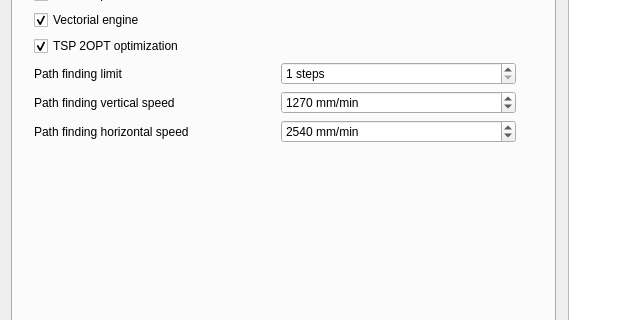
Qt form mainwindow.ui (pcb2gcode/pcb2gcodeGUI) before a commit; both pictures show x 0 to 642 and y 93 to 413 of the 907 by 709 pixel window.
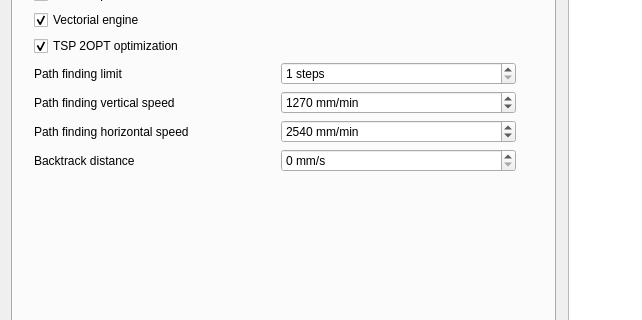
The same form after that commit. The open tabs and pages were chosen to show the change.

Commit message: Add backtrack to Optimise tab

Diff of the .ui file:
```diff
--- a/mainwindow.ui
+++ b/mainwindow.ui
@@ -2423,6 +2423,41 @@
              </property>
             </widget>
            </item>
+           <item row="6" column="0">
+            <widget class="QLabel" name="backtrackLabel">
+             <property name="toolTip">
+              <string>&lt;html&gt;&lt;head/&gt;&lt;body&gt;&lt;p&gt;&lt;span style=&quot; font-style:italic;&quot;&gt;--backtrack&lt;/span&gt;&lt;/p&gt;&lt;p&gt;allow retracing a milled path if it's faster than retract-move-lower.  For example, set to 5in/s if you are willing to remill 5 inches of trace in order to save 1 second of milling time.&lt;/p&gt;&lt;/body&gt;&lt;/html&gt;</string>
+             </property>
+             <property name="text">
+              <string>Backtrack distance</string>
+             </property>
+             <property name="buddy">
+              <cstring>backtrackSpinBox</cstring>
+             </property>
+            </widget>
+           </item>
+           <item row="6" column="1">
+            <widget class="QSpinBox" name="backtrackSpinBox">
+             <property name="toolTip">
+              <string>&lt;html&gt;&lt;head/&gt;&lt;body&gt;&lt;p&gt;&lt;span style=&quot; font-style:italic;&quot;&gt;--backtrack&lt;/span&gt;&lt;/p&gt;&lt;p&gt;allow retracing a milled path if it's faster than retract-move-lower.  For example, set to 5in/s if you are willing to remill 5 inches of trace in order to save 1 second of milling time.&lt;/p&gt;&lt;/body&gt;&lt;/html&gt;</string>
+             </property>
+             <property name="suffix">
+              <string> mm/s</string>
+             </property>
+             <property name="minimum">
+              <number>0</number>
+             </property>
+             <property name="maximum">
+              <number>100</number>
+             </property>
+             <property name="singleStep">
+              <number>1</number>
+             </property>
+             <property name="value">
+              <double>0</double>
+             </property>
+            </widget>
+           </item>
            <item row="7" column="0" colspan="2">
             <spacer name="verticalSpacer_8">
              <property name="orientation">
```
Left out of the diff: 1 changed line with no effect on the pictures. The commit also changes 1 other file.
